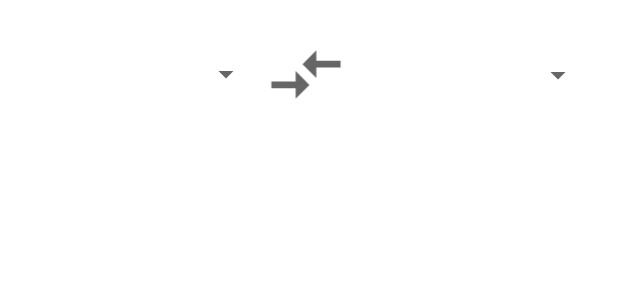
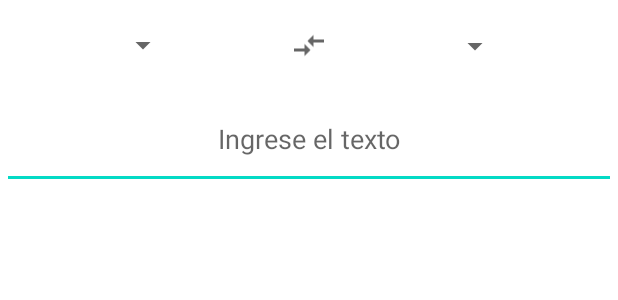
Before and after one commit to jbricenoa92/Inclusive, an Android app: the layout activity_main.xml on its own in the app's theme, with its tools: preview values and no code run, on a phone screen of 412 x 824 dp. Shown: the top 300 px of the screen. Run offline under Robolectric (Android 15) with nearby library versions, the phone set to English and light mode, and no system bars.

```diff
--- /dev/null
+++ b/app/src/main/res/drawable/ic_user.xml
@@ -0,0 +1,5 @@
+<vector android:height="24dp" android:tint="#FFFFFF"
+    android:viewportHeight="24" android:viewportWidth="24"
+    android:width="24dp" xmlns:android="http://schemas.android.com/apk/res/android">
+    <path android:fillColor="@android:color/white" android:pathData="M12,2C6.48,2 2,6.48 2,12s4.48,10 10,10 10,-4.48 10,-10S17.52,2 12,2zM12,5c1.66,0 3,1.34 3,3s-1.34,3 -3,3 -3,-1.34 -3,-3 1.34,-3 3,-3zM12,19.2c-2.5,0 -4.71,-1.28 -6,-3.22 0.03,-1.99 4,-3.08 6,-3.08 1.99,0 5.97,1.09 6,3.08 -1.29,1.94 -3.5,3.22 -6,3.22z"/>
+</vector>
--- a/app/src/main/res/layout/activity_main.xml
+++ b/app/src/main/res/layout/activity_main.xml
@@ -4,26 +4,26 @@
     xmlns:tools="http://schemas.android.com/tools"
     android:layout_width="match_parent"
     android:layout_height="match_parent"
-    tools:context=".view.MainActivity">
+    tools:context=".view.activities.MainActivity">
 
     <Spinner
         android:id="@+id/spinner_1"
-        android:layout_width="159dp"
+        android:layout_width="wrap_content"
         android:layout_height="53dp"
-        android:layout_marginStart="16dp"
-        app:layout_constraintBottom_toBottomOf="parent"
+        android:layout_margin="3dp"
+        android:layout_marginStart="1dp"
+        android:layout_marginEnd="1dp"
         app:layout_constraintEnd_toStartOf="@+id/imageView"
         app:layout_constraintStart_toStartOf="parent"
-        app:layout_constraintTop_toTopOf="parent"
-        app:layout_constraintVertical_bias="0.029" />
+        app:layout_constraintTop_toTopOf="parent" />
 
     <ImageView
         android:id="@+id/imageView"
-        android:layout_width="56dp"
+        android:layout_width="wrap_content"
         android:layout_height="55dp"
+        android:layout_margin="3dp"
         android:layout_marginStart="1dp"
-        android:layout_marginEnd="5dp"
-
+        android:layout_marginEnd="1dp"
         android:src="@drawable/icon_compare_arrows"
         app:layout_constraintBottom_toBottomOf="@+id/spinner_1"
         app:layout_constraintEnd_toStartOf="@+id/spinner_2"
@@ -32,11 +32,44 @@
 
     <Spinner
         android:id="@+id/spinner_2"
-        android:layout_width="159dp"
+        android:layout_width="wrap_content"
         android:layout_height="53dp"
-        android:layout_marginEnd="16dp"
+        android:layout_margin="3dp"
+        android:layout_marginStart="1dp"
+        android:layout_marginEnd="1dp"
         app:layout_constraintBottom_toBottomOf="@+id/imageView"
         app:layout_constraintEnd_toEndOf="parent"
+        app:layout_constraintStart_toEndOf="@+id/imageView"
         app:layout_constraintTop_toTopOf="@+id/imageView" />
 
+    <EditText
+        android:id="@+id/editText"
+        android:layout_width="409dp"
+        android:layout_height="66dp"
+        android:layout_marginStart="1dp"
+        android:layout_marginTop="3dp"
+        android:layout_marginEnd="1dp"
+        android:gravity="center"
+        android:hint="Ingrese el texto"
+        android:maxLength="25"
+        android:imeOptions="actionDone"
+        app:layout_constraintEnd_toEndOf="parent"
+        app:layout_constraintHorizontal_bias="0.1"
+        app:layout_constraintStart_toStartOf="parent"
+        app:layout_constraintTop_toBottomOf="@+id/spinner_1" />
+
+
+
+    <ImageView
+        android:id="@+id/showgif"
+        android:layout_width="410dp"
+        android:layout_height="462dp"
+        android:layout_marginStart="1dp"
+        android:layout_marginTop="3dp"
+        android:layout_marginEnd="1dp"
+        android:layout_marginBottom="3dp"
+        app:layout_constraintBottom_toBottomOf="parent"
+        app:layout_constraintEnd_toEndOf="parent"
+        app:layout_constraintStart_toStartOf="parent"
+        app:layout_constraintTop_toBottomOf="@+id/editText" />
 </androidx.constraintlayout.widget.ConstraintLayout>
--- a/app/src/main/res/values/strings.xml
+++ b/app/src/main/res/values/strings.xml
@@ -1,5 +1,9 @@
 <resources>
     <string name="app_name">Inclusive</string>
-    <!-- TODO: Remove or change this placeholder text -->
+    <array name="Lista">
+        <item>Español</item>
+        <item>Braille</item>
+        <item>Dactolológico</item>
+    </array>
     <string name="hello_blank_fragment">Hello blank fragment</string>
 </resources>
--- a/gradle.properties
+++ b/gradle.properties
@@ -21,3 +21,4 @@ kotlin.code.style=official
 # resources declared in the library itself and none from the library's dependencies,
 # thereby reducing the size of the R class for that library
 android.nonTransitiveRClass=true
+android.enableJetifier=true
```
Also changed, not shown: app/build.gradle (+26 -1 lines), app/src/main/AndroidManifest.xml (+16 -4 lines), app/src/main/java/com/example/inclusive/utils/ListOptions.kt (added, +11 -0 lines), app/src/main/java/com/example/inclusive/view/activities/Activity_auth.kt (added, +80 -0 lines), app/src/main/java/com/example/inclusive/view/activities/Activity_register.kt (added, +68 -0 lines), app/src/main/res/layout/activity_auth.xml (added, +84 -0 lines), app/src/main/res/layout/activity_register.xml (added, +101 -0 lines), build.gradle (+18 -3 lines), 2 other files.
